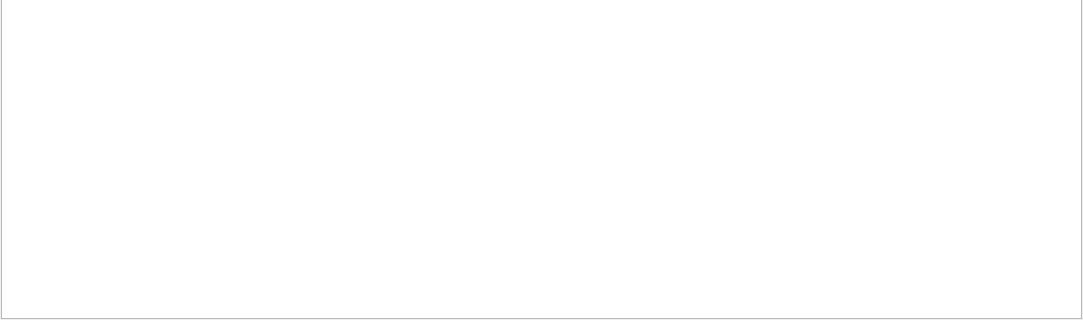
Before: the Qt Designer form FrontDesk/rabstracteditorreport.ui in End1-1/Cafe5, drawn with Qt 5; both pictures show x 0 to 1083 and y 559 to 879 of the 1083 by 879 pixel window.
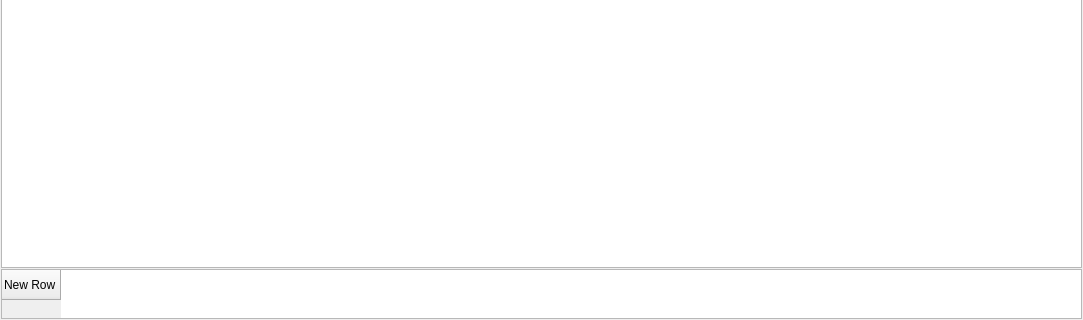
After: the same form once the commit is applied. Custom widgets are drawn as their Qt base class.

Diff of the .ui file:
```diff
--- a/FrontDesk/rabstracteditorreport.ui
+++ b/FrontDesk/rabstracteditorreport.ui
@@ -34,13 +34,47 @@
    </item>
    <item>
     <widget class="QTableView" name="tbl">
+     <property name="sizePolicy">
+      <sizepolicy hsizetype="Expanding" vsizetype="Expanding">
+       <horstretch>0</horstretch>
+       <verstretch>1</verstretch>
+      </sizepolicy>
+     </property>
      <property name="editTriggers">
       <set>QAbstractItemView::EditTrigger::NoEditTriggers</set>
      </property>
     </widget>
    </item>
+   <item>
+    <widget class="C5TableWidget" name="tblTotal">
+     <property name="maximumSize">
+      <size>
+       <width>16777215</width>
+       <height>50</height>
+      </size>
+     </property>
+     <property name="editTriggers">
+      <set>QAbstractItemView::EditTrigger::NoEditTriggers</set>
+     </property>
+     <attribute name="horizontalHeaderVisible">
+      <bool>false</bool>
+     </attribute>
+     <row>
+      <property name="text">
+       <string>New Row</string>
+      </property>
+     </row>
+    </widget>
+   </item>
   </layout>
  </widget>
+ <customwidgets>
+  <customwidget>
+   <class>C5TableWidget</class>
+   <extends>QTableWidget</extends>
+   <header location="global">c5tablewidget.h</header>
+  </customwidget>
+ </customwidgets>
  <resources/>
  <connections/>
 </ui>
```
Left out of the diff: 2 changed lines with no effect on the pictures.
